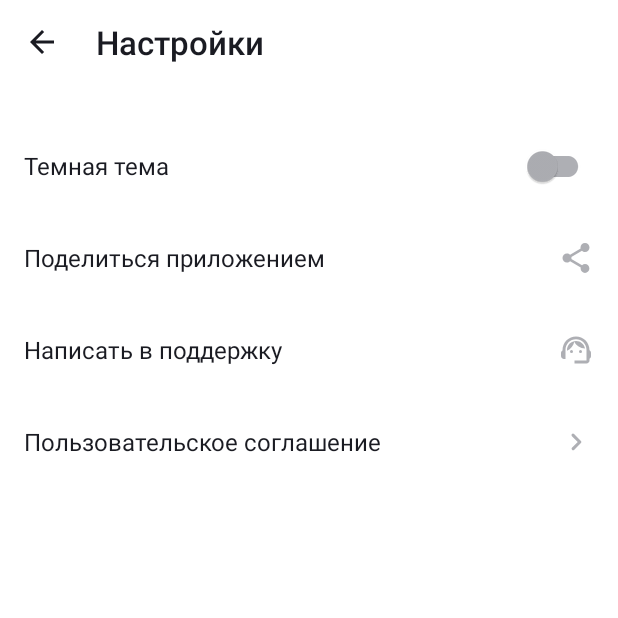
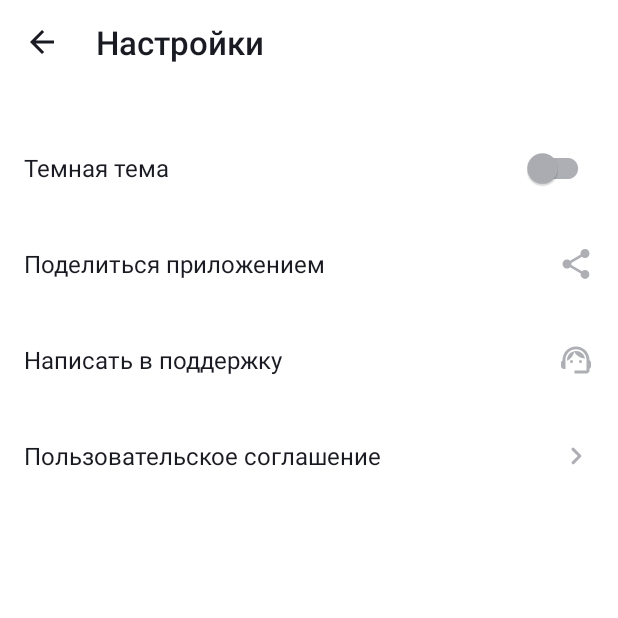
Before and after one commit to SergeyPoroshin/-PlaylistMaker, an Android app: the SettingsActivity screen opened directly, with no data from a screen before it, on a phone screen of 412 x 824 dp, the top half of it. Run offline under Robolectric (Android 15) with nearby library versions, the phone set to English and light mode, and no system bars.

Commit message:
8 спринт 1ДЗ Правки после ОС

```diff
--- a/app/src/main/res/layout/activity_main.xml
+++ b/app/src/main/res/layout/activity_main.xml
@@ -81,7 +81,7 @@
         android:layout_marginStart="@dimen/space_16"
         android:layout_marginTop="@dimen/space_16"
         android:layout_marginEnd="@dimen/space_16"
-        android:layout_marginBottom="@dimen/space_28"
+        android:layout_marginBottom="@dimen/space_32"
         android:layout_weight="1"
         android:fontFamily="sans-serif-medium"
         android:insetTop="0dp"
--- a/app/src/main/res/layout/activity_settings.xml
+++ b/app/src/main/res/layout/activity_settings.xml
@@ -34,106 +34,55 @@
 
     </LinearLayout>
 
-    <LinearLayout
+    <com.google.android.material.switchmaterial.SwitchMaterial
+        android:id="@+id/themeSwitch"
         android:layout_width="match_parent"
         android:layout_height="@dimen/settings_row_height"
         android:layout_marginTop="@dimen/space_24"
         android:gravity="center_vertical"
-        android:orientation="horizontal"
         android:paddingStart="@dimen/space_16"
-        android:paddingEnd="@dimen/space_16">
-
-        <TextView
-            android:layout_width="0dp"
-            android:layout_height="wrap_content"
-            android:layout_weight="1"
+        android:paddingEnd="@dimen/space_16"
         android:text="@string/dark_theme"
         android:textColor="@color/text_primary"
-            android:textSize="@dimen/text_size_16" />
-
-        <com.google.android.material.switchmaterial.SwitchMaterial
-            android:id="@+id/themeSwitch"
-            android:layout_width="wrap_content"
-            android:layout_height="wrap_content"
+        android:textSize="@dimen/text_size_16"
         app:thumbTint="@color/switch_thumb"
         app:trackTint="@color/switch_track"
         app:useMaterialThemeColors="false" />
 
-    </LinearLayout>
-
-    <LinearLayout
+    <TextView
         android:layout_width="match_parent"
         android:layout_height="@dimen/settings_row_height"
         android:gravity="center_vertical"
-        android:orientation="horizontal"
         android:paddingStart="@dimen/space_16"
-        android:paddingEnd="@dimen/space_16">
+        android:paddingEnd="@dimen/space_16"
+        android:text="@string/share_app"
+        android:textColor="@color/text_primary"
+        android:textSize="@dimen/text_size_16"
+        app:drawableEndCompat="@drawable/ic_share"
+        app:drawableTint="@color/yp_gray" />
 
     <TextView
-            android:layout_width="0dp"
-            android:layout_height="wrap_content"
-            android:layout_weight="1"
-            android:text="@string/share_app"
-            android:textColor="@color/text_primary"
-            android:textSize="@dimen/text_size_16" />
-
-        <ImageView
-            android:layout_width="@dimen/icon_size"
-            android:layout_height="@dimen/icon_size"
-            android:contentDescription="@null"
-            android:src="@drawable/ic_share"
-            app:tint="@color/yp_gray" />
-
-    </LinearLayout>
-
-    <LinearLayout
         android:layout_width="match_parent"
         android:layout_height="@dimen/settings_row_height"
         android:gravity="center_vertical"
-        android:orientation="horizontal"
         android:paddingStart="@dimen/space_16"
-        android:paddingEnd="@dimen/space_16">
+        android:paddingEnd="@dimen/space_16"
+        android:text="@string/write_to_support"
+        android:textColor="@color/text_primary"
+        android:textSize="@dimen/text_size_16"
+        app:drawableEndCompat="@drawable/ic_support"
+        app:drawableTint="@color/yp_gray" />
 
     <TextView
-            android:layout_width="0dp"
-            android:layout_height="wrap_content"
-            android:layout_weight="1"
-            android:text="@string/write_to_support"
-            android:textColor="@color/text_primary"
-            android:textSize="@dimen/text_size_16" />
-
-        <ImageView
-            android:layout_width="@dimen/icon_size"
-            android:layout_height="@dimen/icon_size"
-            android:contentDescription="@null"
-            android:src="@drawable/ic_support"
-            app:tint="@color/yp_gray" />
-
-    </LinearLayout>
-
-    <LinearLayout
         android:layout_width="match_parent"
         android:layout_height="@dimen/settings_row_height"
         android:gravity="center_vertical"
-        android:orientation="horizontal"
         android:paddingStart="@dimen/space_16"
-        android:paddingEnd="@dimen/space_16">
-
-        <TextView
-            android:layout_width="0dp"
-            android:layout_height="wrap_content"
-            android:layout_weight="1"
+        android:paddingEnd="@dimen/space_16"
         android:text="@string/user_agreement"
         android:textColor="@color/text_primary"
-            android:textSize="@dimen/text_size_16" />
-
-        <ImageView
-            android:layout_width="@dimen/icon_size"
-            android:layout_height="@dimen/icon_size"
-            android:contentDescription="@null"
-            android:src="@drawable/ic_arrow_forward"
-            app:tint="@color/yp_gray" />
+        android:textSize="@dimen/text_size_16"
+        app:drawableEndCompat="@drawable/ic_arrow_forward"
+        app:drawableTint="@color/yp_gray" />
 
 </LinearLayout>
-
-</LinearLayout>
--- a/app/src/main/res/values/dimens.xml
+++ b/app/src/main/res/values/dimens.xml
@@ -3,9 +3,9 @@
     <dimen name="space_8">8dp</dimen>
     <dimen name="space_16">16dp</dimen>
     <dimen name="space_24">24dp</dimen>
-    <dimen name="space_28">28dp</dimen>
+    <dimen name="space_32">32dp</dimen>
     <dimen name="header_height">56dp</dimen>
-    <dimen name="settings_row_height">61dp</dimen>
+    <dimen name="settings_row_height">64dp</dimen>
     <dimen name="icon_size">24dp</dimen>
     <dimen name="text_size_16">16sp</dimen>
     <dimen name="text_size_22">22sp</dimen>
```
Lines whose indentation alone changed are shown as unchanged.
